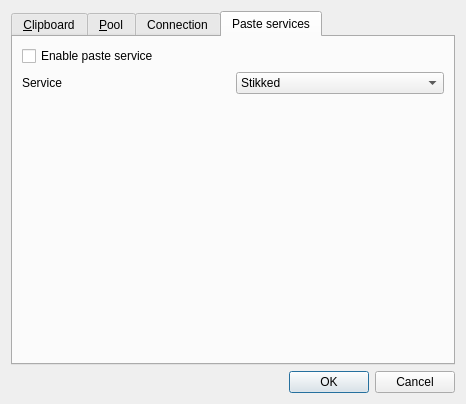
Old version of the form src/SettingsDialog.ui in the repository aither64/haveclip-core.
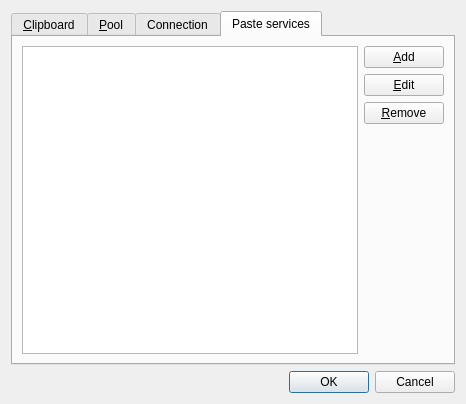
New version of the form. The open tabs and pages were chosen to show the change. Icons and pictures are not drawn.

Commit message: Paste services: allow to configure more paste services

```diff
--- a/src/SettingsDialog.ui
+++ b/src/SettingsDialog.ui
@@ -272,46 +272,48 @@
       <attribute name="title">
        <string>Paste services</string>
       </attribute>
-      <layout class="QVBoxLayout" name="verticalLayout_5">
+      <layout class="QHBoxLayout" name="horizontalLayout_2">
        <item>
-        <widget class="QCheckBox" name="enablePasteCheckBox">
-         <property name="text">
-          <string>Enable paste service</string>
-         </property>
-        </widget>
+        <widget class="QListWidget" name="pasteServiceListWidget"/>
        </item>
        <item>
-        <layout class="QHBoxLayout" name="horizontalLayout_2">
+        <layout class="QVBoxLayout" name="verticalLayout_5">
          <item>
-          <widget class="QLabel" name="label_3">
+          <widget class="QPushButton" name="pasteAddButton">
            <property name="text">
-            <string>Service</string>
+            <string>&amp;Add</string>
            </property>
           </widget>
          </item>
          <item>
-          <widget class="QComboBox" name="pasteServiceComboBox">
-           <item>
-            <property name="text">
-             <string>Stikked</string>
-            </property>
-           </item>
-           <item>
-            <property name="text">
-             <string>Pastebin.com</string>
-            </property>
-           </item>
+          <widget class="QPushButton" name="pasteEditButton">
+           <property name="text">
+            <string>&amp;Edit</string>
+           </property>
           </widget>
          </item>
+         <item>
+          <widget class="QPushButton" name="pasteRemoveButton">
+           <property name="text">
+            <string>&amp;Remove</string>
+           </property>
+          </widget>
+         </item>
+         <item>
+          <spacer name="verticalSpacer_2">
+           <property name="orientation">
+            <enum>Qt::Vertical</enum>
+           </property>
+           <property name="sizeHint" stdset="0">
+            <size>
+             <width>20</width>
+             <height>40</height>
+            </size>
+           </property>
+          </spacer>
+         </item>
         </layout>
        </item>
-       <item>
-        <widget class="QStackedWidget" name="pasteStackedWidget">
-         <property name="currentIndex">
-          <number>-1</number>
-         </property>
-        </widget>
-       </item>
       </layout>
      </widget>
     </widget>
```
Left out of the diff: 16 changed lines with no effect on the pictures. The commit also changes 16 other files.
